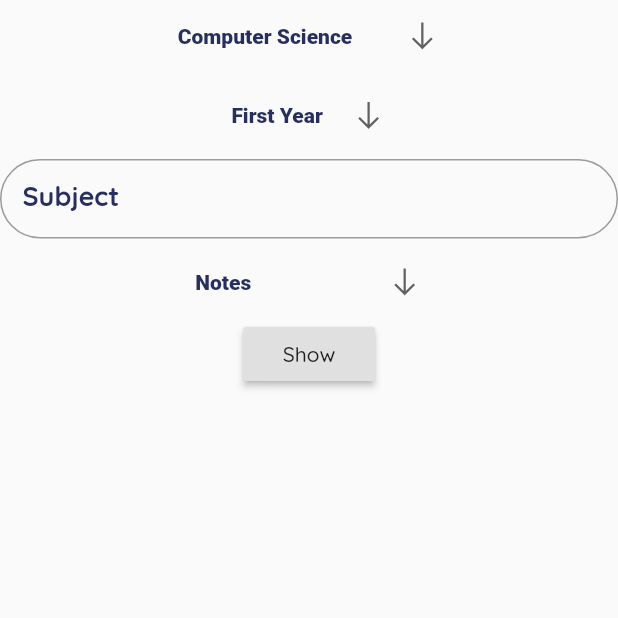
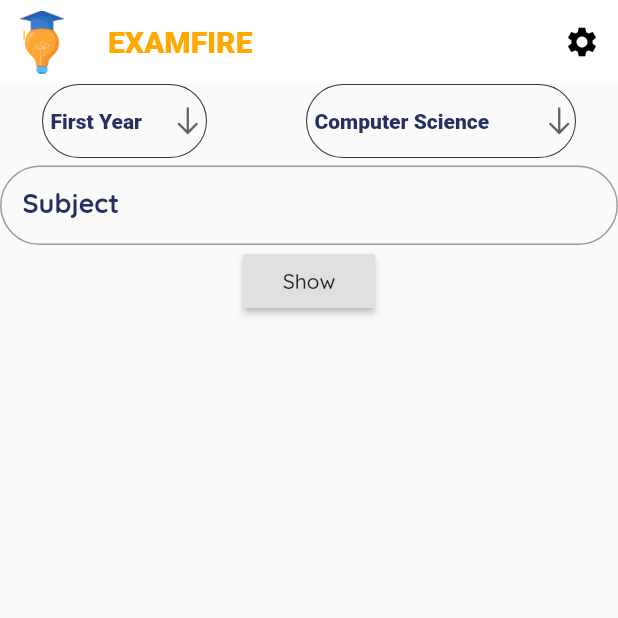
Before and after one commit to AdvaitKale01/ExamFire, a Flutter app: the ShowScreen screen opened by its route, on a phone screen of 412 x 824 dp, the top half of it. Run offline on Flutter 3.47's test engine with Material 2 defaults, Android fonts, the light colour scheme and no system bars; our stand-ins replace cloud_firestore, file_picker, firebase_auth, firebase_storage, flutter_typeahead, font_awesome_flutter and 3 more; missing offline and left inert: flutter_auth_buttons; accounts and stored records are empty.

Commit message:
Show Screen Design Changed Subject wise fetching added

```diff
--- a/lib/Components/ShowScreen.dart
+++ b/lib/Components/ShowScreen.dart
@@ -6,11 +6,13 @@ import 'package:college_app/Components/subject_data.dart';
 import 'package:flutter_typeahead/flutter_typeahead.dart';
 import 'package:college_app/Components/ShowScreenCompo.dart';
 import 'package:college_app/Screens/ShowThingsScreen.dart';
+import 'package:college_app/Screens/setting_page.dart';
 
-String Branch='Computer Science';
-String Year = 'First Year';
-String Subject;
-String DocType='Notes';
+String Branch = 'Computer Science',
+    Year = 'First Year',
+    Subject,
+    DocType = 'Notes';
+
 class ShowScreen extends StatefulWidget {
   static String id = 'ShowScreen';
 
@@ -19,17 +21,103 @@ class ShowScreen extends StatefulWidget {
 }
 
 class _ShowScreenState extends State<ShowScreen> {
-
   final TextEditingController _typeAheadController = TextEditingController();
-
+  @override
+  void initState() {
+    super.initState();
+    SubjectsService.getYear(Year, Branch);
+    Subject = _typeAheadController.text;
+  }
 
   @override
   Widget build(BuildContext context) {
-    return Material(
-      child: Center(
-        child: Column(
+    return Scaffold(
+      appBar: AppBar(
+        backgroundColor: Colors.white,
+        elevation: 0,
+        leading: Padding(
+          padding: const EdgeInsets.all(7.0),
+          child: Image(
+            image: AssetImage('images/appbarlogo.png'),
+          ),
+        ),
+        title: Text(
+          'EXAMFIRE',
+          style: TextStyle(
+            color: Color(0xFFFFA900),
+            fontFamily: 'Roboto',
+          ),
+        ),
+        actions: <Widget>[
+          IconButton(
+            icon: Icon(
+              Icons.settings,
+              color: Colors.black,
+            ),
+            onPressed: () {
+              Navigator.pushNamed(context, SettingPage.id);
+            },
+          ),
+        ],
+      ),
+      body: Column(
         children: <Widget>[
-            DropdownButton<String>(
+          Row(
+            mainAxisAlignment: MainAxisAlignment.spaceEvenly,
+            children: <Widget>[
+              Container(
+                width: 110,
+                padding: EdgeInsets.only(left: 5),
+                decoration: BoxDecoration(
+                  borderRadius: BorderRadius.circular(50.0),
+                  border: Border.all(
+                      color: AppColors.primaryBlack,
+                      style: BorderStyle.solid,
+                      width: 0.70),
+                ),
+                child: DropdownButton<String>(
+                  value: Year,
+                  icon: Icon(LineIcons.arrow_down),
+                  iconSize: 24,
+                  elevation: 16,
+                  style: TextStyle(
+                    color: AppColors.primaryBlue,
+                  ),
+                  underline: Container(
+                    height: 0,
+                  ),
+                  onChanged: (String newValue) {
+                    setState(() {
+                      Year = newValue;
+                      SubjectsService.getYear(Year, Branch);
+                    });
+                  },
+                  items: <String>[
+                    'First Year',
+                    'Second Year',
+                    'Third Year',
+                  ].map<DropdownMenuItem<String>>((String value) {
+                    return DropdownMenuItem<String>(
+                      value: value,
+                      child: Text(value),
+                    );
+                  }).toList(),
+                ),
+              ),
+              SizedBox(
+                width: 10,
+              ),
+              Container(
+                width: 180,
+                padding: EdgeInsets.only(left: 5),
+                decoration: BoxDecoration(
+                  borderRadius: BorderRadius.circular(50.0),
+                  border: Border.all(
+                      color: AppColors.primaryBlack,
+                      style: BorderStyle.solid,
+                      width: 0.70),
+                ),
+                child: DropdownButton<String>(
                   value: Branch,
                   icon: Icon(LineIcons.arrow_down),
                   iconSize: 24,
@@ -44,12 +132,11 @@ class _ShowScreenState extends State<ShowScreen> {
                     setState(() {
                       Branch = newValue;
                       SubjectsService.getYear(Year, Branch);
-
                     });
                   },
                   items: <String>[
                     'Computer Science',
-           'Information Technology'
+                    'Information Technology',
                   ].map<DropdownMenuItem<String>>((String value) {
                     return DropdownMenuItem<String>(
                       value: value,
@@ -57,43 +144,12 @@ class _ShowScreenState extends State<ShowScreen> {
                     );
                   }).toList(),
                 ),
-
-            SizedBox(
-              height: 5,
               ),
-            DropdownButton<String>(
-              value: Year,
-              icon: Icon(LineIcons.arrow_down),
-              iconSize: 24,
-              elevation: 16,
-              style: TextStyle(
-                color: AppColors.primaryBlue,
-              ),
-              underline: Container(
-                height: 0,
-              ),
-              onChanged: (String newValue) {
-                setState(() {
-                  Year = newValue;
-                  SubjectsService.getYear(Year, Branch);
-
-                });
-              },
-              items: <String>[
-                'First Year',
-                'Second Year',
-                'Third Year',
-              ].map<DropdownMenuItem<String>>((String value) {
-                return DropdownMenuItem<String>(
-                  value: value,
-                  child: Text(value),
-                );
-              }).toList(),
+            ],
           ),
           SizedBox(
             height: 5,
           ),
-
           TypeAheadFormField(
             textFieldConfiguration: TextFieldConfiguration(
               controller: this._typeAheadController,
@@ -101,10 +157,10 @@ class _ShowScreenState extends State<ShowScreen> {
                 contentPadding: EdgeInsets.all(15.0),
                 labelText: 'Subject',
                 hintText: 'Subject of Document',
-                  hintStyle: kNormalTextStyle.copyWith(
-                      fontWeight: FontWeight.bold),
-                  labelStyle: kNormalTextStyle.copyWith(
-                      fontWeight: FontWeight.bold),
+                hintStyle:
+                    kNormalTextStyle.copyWith(fontWeight: FontWeight.bold),
+                labelStyle:
+                    kNormalTextStyle.copyWith(fontWeight: FontWeight.bold),
                 border: OutlineInputBorder(
                   borderRadius: BorderRadius.circular(50.0),
                 ),
@@ -141,44 +197,11 @@ class _ShowScreenState extends State<ShowScreen> {
             hideSuggestionsOnKeyboardHide: false,
             onSaved: (value) => Subject = value,
           ),
-            SizedBox(
-              height: 5,
-            ),
-
-            DropdownButton<String>(
-              value: DocType,
-              icon: Icon(LineIcons.arrow_down),
-              iconSize: 24,
-              elevation: 16,
-              style: TextStyle(
-                color: AppColors.primaryBlue,
-              ),
-              underline: Container(
-                height: 0,
-              ),
-              onChanged: (String newValue) {
-                setState(
-                      () {
-                    DocType = newValue;
-                  },
-                );
-              },
-              items: <String>[
-                'Notes',
-                'Mid Sem Test Paper',
-                'End Sem Test Paper',
-                'Assignment',
-              ].map<DropdownMenuItem<String>>((String value) {
-                return DropdownMenuItem<String>(
-                  value: value,
-                  child: Text(value),
-                );
-              }).toList(),
-            ),
-
           RaisedButton(
             child: Text('Show'),
-              onPressed: ()async{
+            onPressed: () async {
+              Subject = _typeAheadController.text;
+              print(Subject);
               await getProduct();
 
               Navigator.of(context).push(
@@ -190,7 +213,6 @@ await getProduct();
           ),
         ],
       ),
-      ),
     );
   }
 }
--- a/lib/Components/ShowScreenCompo.dart
+++ b/lib/Components/ShowScreenCompo.dart
@@ -7,14 +7,15 @@ List<DocumentSnapshot> list = [];
 bool _loading = true;
 
 Future getProduct() async {
-print("in getProduct()");
+  print("in getProduct()");
   _loading = true;
 //hello
   print(Subject);
   Query _q = _firestore
       .collection(Branch)
       .document(Year)
-      .collection('Mathematics-1')
+      //TODO: Variable Subject
+      .collection(Subject)
       .document(DocType)
       .collection(DocType)
       .orderBy('title')
@@ -24,5 +25,5 @@ print("in getProduct()");
   print(list[0].data['title']);
 
   _loading = false;
-print("out of getproduct()");
+  print("out of getproduct()");
 }
```
Also changed, not shown: lib/Components/uploadDoc.dart (deleted, +0 -28 lines), lib/Components/upload_data.dart (+10 -12 lines), lib/Screens/ShowThingsScreen.dart (+6 -3 lines), 3 other files. Lines whose indentation alone changed are shown as unchanged.
